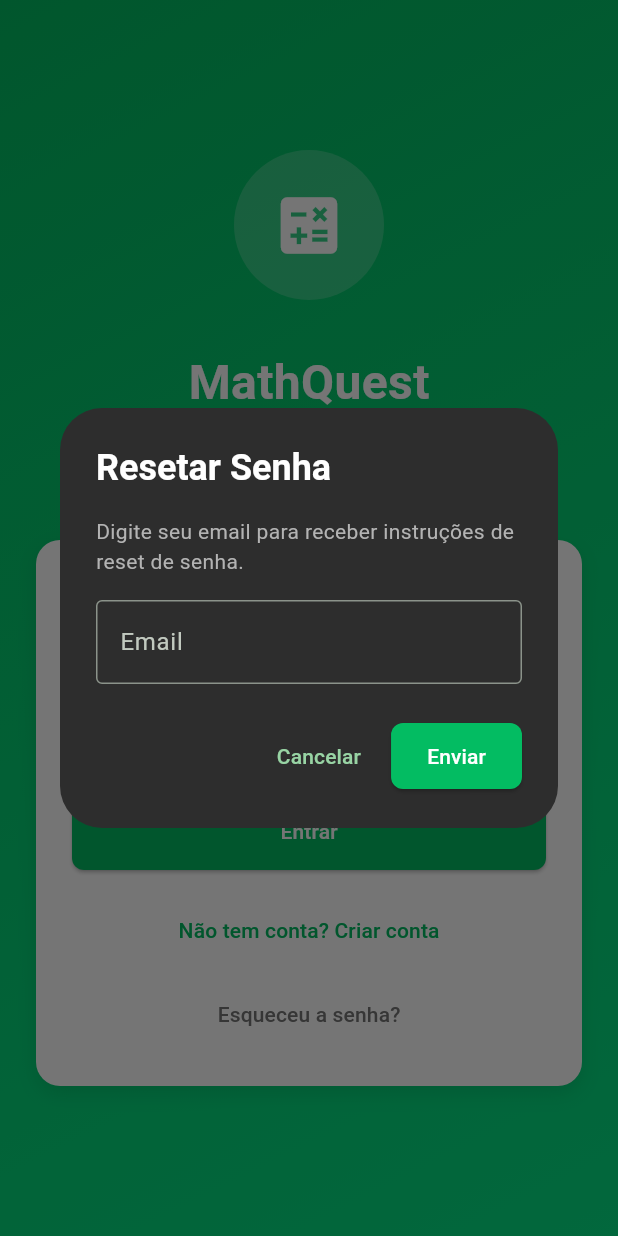
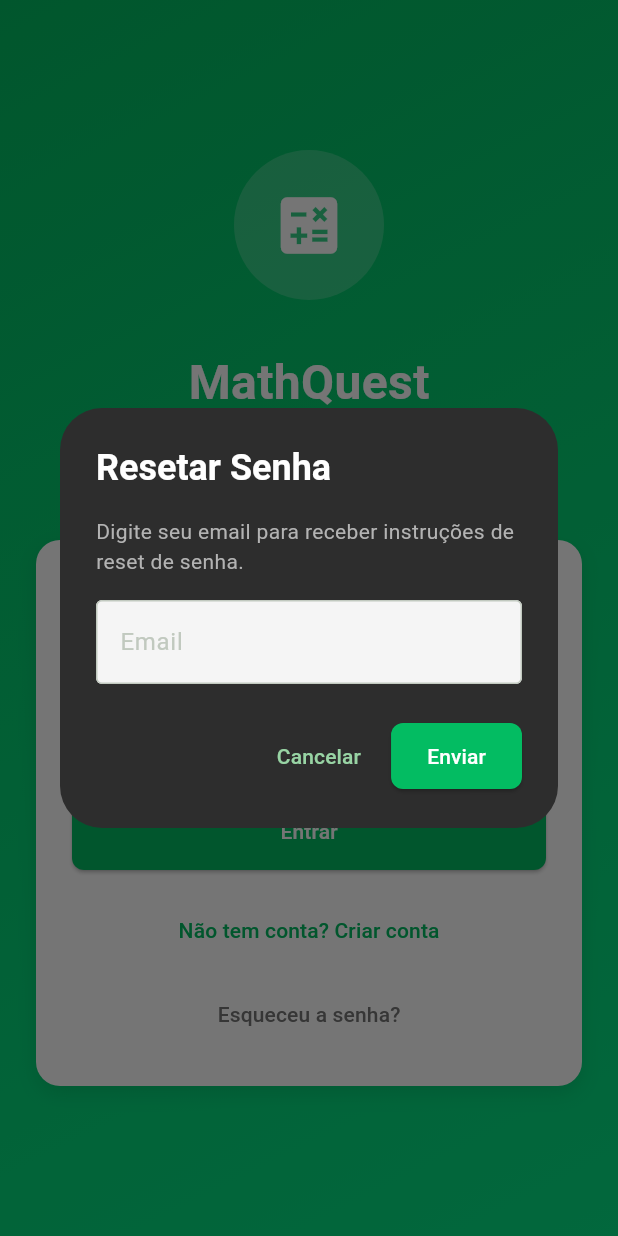
Before and after one commit to loopedsouls/mathquest, a Flutter app: the LoginScreen screen opened directly, after a tap on "Esqueceu a senha?", on a phone screen of 412 x 824 dp. Run offline on Flutter 3.47's test engine with Material 3 defaults, Android fonts, the phone set to English and light mode, and no system bars; our stand-ins replace cloud_firestore, file_picker, firebase_ai, firebase_analytics, firebase_auth, firebase_core and 7 more; missing offline and left inert: firebase_app_check, flutter_math_fork; accounts and stored records are empty; project files that could hold a hidden picture were left out.

Commit message:
fix: Enhance Firebase initialization for Windows compatibility and improve UI in login screen

```diff
--- a/lib/screens/login_screen.dart
+++ b/lib/screens/login_screen.dart
@@ -163,10 +163,12 @@ class _LoginScreenState extends State<LoginScreen> {
                         // Campo Email
                         TextField(
                           controller: _emailController,
-                          decoration: const InputDecoration(
+                          decoration: InputDecoration(
                             labelText: 'Email',
                             prefixIcon: Icon(Icons.email),
                             border: OutlineInputBorder(),
+                            filled: true,
+                            fillColor: Colors.grey[100],
                           ),
                           keyboardType: TextInputType.emailAddress,
                           textInputAction: TextInputAction.next,
@@ -176,10 +178,12 @@ class _LoginScreenState extends State<LoginScreen> {
                         // Campo Senha
                         TextField(
                           controller: _passwordController,
-                          decoration: const InputDecoration(
+                          decoration: InputDecoration(
                             labelText: 'Senha',
                             prefixIcon: Icon(Icons.lock),
                             border: OutlineInputBorder(),
+                            filled: true,
+                            fillColor: Colors.grey[100],
                           ),
                           obscureText: true,
                           textInputAction: _isLogin
@@ -193,10 +197,12 @@ class _LoginScreenState extends State<LoginScreen> {
                         if (!_isLogin) ...[
                           TextField(
                             controller: _confirmPasswordController,
-                            decoration: const InputDecoration(
+                            decoration: InputDecoration(
                               labelText: 'Confirmar Senha',
                               prefixIcon: Icon(Icons.lock_outline),
                               border: OutlineInputBorder(),
+                              filled: true,
+                              fillColor: Colors.grey[100],
                             ),
                             obscureText: true,
                             textInputAction: TextInputAction.done,
@@ -314,9 +320,11 @@ class _LoginScreenState extends State<LoginScreen> {
             const SizedBox(height: 16),
             TextField(
               controller: emailController,
-              decoration: const InputDecoration(
+              decoration: InputDecoration(
                 labelText: 'Email',
                 border: OutlineInputBorder(),
+                filled: true,
+                fillColor: Colors.grey[100],
               ),
               keyboardType: TextInputType.emailAddress,
             ),
```
Also changed, not shown: lib/main.dart (+11 -1 lines), lib/screens/start_screen.dart (+21 -0 lines).
